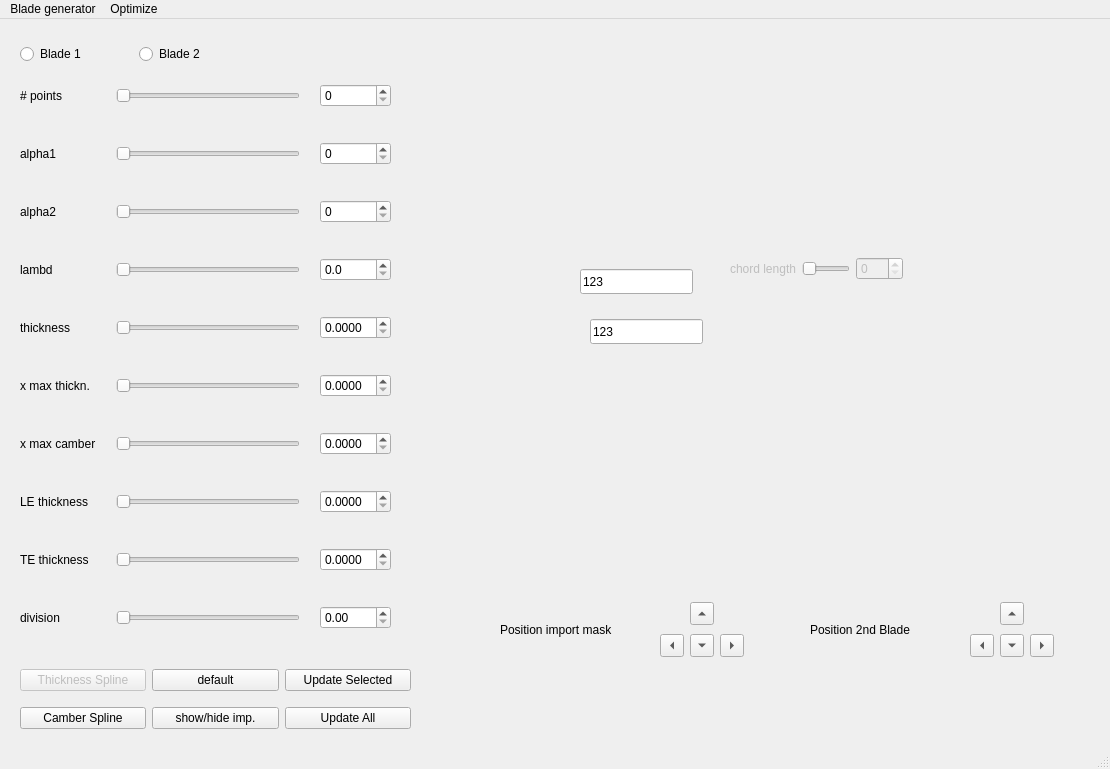
This is module/UI/qtdesigner/mainwindow.ui in badabush/Blade-Optimization-Tool as Qt 5 draws it before an edit. The edited form follows.
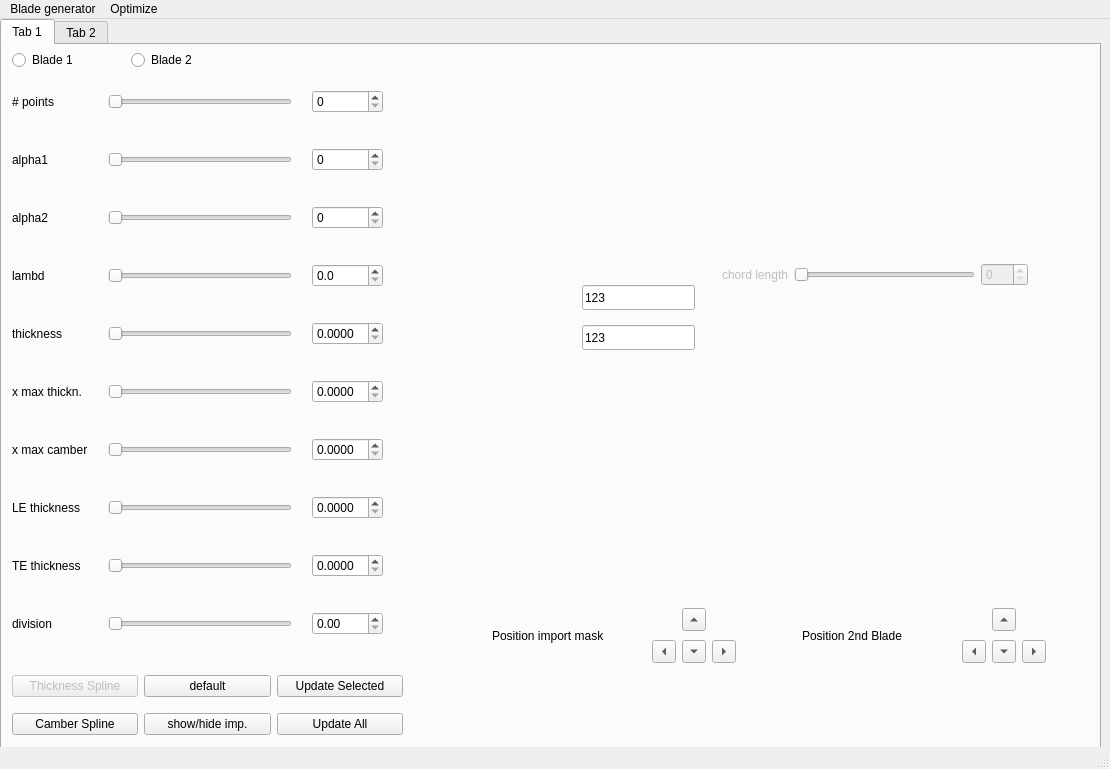
This is the edited form.

Commit message: creating GUI tabs, moving bladegen stuff to tab:BladeDesigner

```diff
--- a/module/UI/qtdesigner/mainwindow.ui
+++ b/module/UI/qtdesigner/mainwindow.ui
@@ -14,11 +14,53 @@
    <string>Blade Optimization Tool</string>
   </property>
   <widget class="QWidget" name="centralwidget">
+   <widget class="QTabWidget" name="tabWidget">
+    <property name="geometry">
+     <rect>
+      <x>0</x>
+      <y>0</y>
+      <width>1101</width>
+      <height>741</height>
+     </rect>
+    </property>
+    <property name="currentIndex">
+     <number>0</number>
+    </property>
+    <widget class="QWidget" name="tab_bladedesign">
+     <attribute name="title">
+      <string>Tab 1</string>
+     </attribute>
+     <widget class="QWidget" name="horizontalLayoutWidget_2">
+      <property name="geometry">
+       <rect>
+        <x>10</x>
+        <y>0</y>
+        <width>232</width>
+        <height>31</height>
+       </rect>
+      </property>
+      <layout class="QHBoxLayout" name="horizontalLayout_3">
+       <item>
+        <widget class="QRadioButton" name="radio_blade1">
+         <property name="text">
+          <string>Blade 1</string>
+         </property>
+        </widget>
+       </item>
+       <item>
+        <widget class="QRadioButton" name="radio_blade2">
+         <property name="text">
+          <string>Blade 2</string>
+         </property>
+        </widget>
+       </item>
+      </layout>
+     </widget>
    <widget class="QWidget" name="gridLayoutWidget">
     <property name="geometry">
      <rect>
-      <x>20</x>
-      <y>60</y>
+        <x>10</x>
+        <y>40</y>
       <width>371</width>
       <height>562</height>
      </rect>
@@ -302,121 +344,76 @@
      </item>
     </layout>
    </widget>
-   <widget class="QWidget" name="fig_widget" native="true">
+     <widget class="QWidget" name="layoutWidget_2">
     <property name="geometry">
      <rect>
-      <x>500</x>
-      <y>20</y>
-      <width>581</width>
-      <height>551</height>
-     </rect>
-    </property>
-    <widget class="QLineEdit" name="returned_values">
-     <property name="geometry">
-      <rect>
-       <x>80</x>
-       <y>230</y>
-       <width>113</width>
-       <height>25</height>
-      </rect>
-     </property>
+        <x>650</x>
+        <y>560</y>
+        <width>86</width>
+        <height>61</height>
+       </rect>
+      </property>
+      <layout class="QGridLayout" name="gridP2_3">
+       <item row="1" column="2">
+        <widget class="QToolButton" name="btn_in_right">
      <property name="text">
-      <string>123</string>
-     </property>
-    </widget>
-    <widget class="QWidget" name="horizontalLayoutWidget">
-     <property name="geometry">
-      <rect>
-       <x>230</x>
-       <y>190</y>
-       <width>173</width>
-       <height>80</height>
-      </rect>
-     </property>
-     <layout class="QHBoxLayout" name="horizontalLayout_2">
-      <item>
-       <widget class="QLabel" name="label_8">
-        <property name="enabled">
-         <bool>false</bool>
-        </property>
+          <string/>
+         </property>
+         <property name="arrowType">
+          <enum>Qt::RightArrow</enum>
+         </property>
+        </widget>
+       </item>
+       <item row="0" column="1">
+        <widget class="QToolButton" name="btn_in_up">
         <property name="text">
-         <string>chord length</string>
-        </property>
-       </widget>
-      </item>
-      <item>
-       <widget class="QSlider" name="slider_lchord">
-        <property name="enabled">
-         <bool>false</bool>
-        </property>
-        <property name="orientation">
-         <enum>Qt::Horizontal</enum>
+          <string/>
+         </property>
+         <property name="arrowType">
+          <enum>Qt::UpArrow</enum>
+         </property>
+        </widget>
+       </item>
+       <item row="1" column="0">
+        <widget class="QToolButton" name="btn_in_left">
+         <property name="text">
+          <string/>
+         </property>
+         <property name="arrowType">
+          <enum>Qt::LeftArrow</enum>
         </property>
        </widget>
       </item>
-      <item>
-       <widget class="QDoubleSpinBox" name="val_lchord">
-        <property name="enabled">
-         <bool>false</bool>
-        </property>
-        <property name="decimals">
-         <number>0</number>
-        </property>
-        <property name="singleStep">
-         <double>0.000000000000000</double>
-        </property>
+       <item row="1" column="1">
+        <widget class="QToolButton" name="btn_in_down">
+         <property name="text">
+          <string/>
+         </property>
+         <property name="arrowType">
+          <enum>Qt::DownArrow</enum>
+         </property>
        </widget>
       </item>
      </layout>
-     <zorder>slider_lchord</zorder>
-     <zorder>label_8</zorder>
-     <zorder>val_lchord</zorder>
-    </widget>
-    <widget class="QLineEdit" name="returned_values_th">
+     </widget>
+     <widget class="QLabel" name="label_pos_in">
      <property name="geometry">
       <rect>
-       <x>90</x>
-       <y>280</y>
-       <width>113</width>
-       <height>25</height>
+        <x>490</x>
+        <y>570</y>
+        <width>151</width>
+        <height>41</height>
       </rect>
      </property>
      <property name="text">
-      <string>123</string>
-     </property>
-    </widget>
-   </widget>
-   <widget class="QWidget" name="horizontalLayoutWidget_2">
-    <property name="geometry">
-     <rect>
-      <x>20</x>
-      <y>20</y>
-      <width>232</width>
-      <height>31</height>
-     </rect>
-    </property>
-    <layout class="QHBoxLayout" name="horizontalLayout_3">
-     <item>
-      <widget class="QRadioButton" name="radio_blade1">
-       <property name="text">
-        <string>Blade 1</string>
-       </property>
-      </widget>
-     </item>
-     <item>
-      <widget class="QRadioButton" name="radio_blade2">
-       <property name="text">
-        <string>Blade 2</string>
-       </property>
-      </widget>
-     </item>
-    </layout>
+       <string>Position import mask</string>
+      </property>
    </widget>
    <widget class="QWidget" name="gridLayoutWidget_3">
     <property name="geometry">
      <rect>
-      <x>20</x>
-      <y>640</y>
+        <x>10</x>
+        <y>620</y>
       <width>391</width>
       <height>80</height>
      </rect>
@@ -478,8 +475,8 @@
    <widget class="QWidget" name="layoutWidget">
     <property name="geometry">
      <rect>
-      <x>970</x>
-      <y>580</y>
+        <x>960</x>
+        <y>560</y>
       <width>86</width>
       <height>61</height>
      </rect>
@@ -527,11 +524,95 @@
      </item>
     </layout>
    </widget>
+     <widget class="QWidget" name="fig_widget" native="true">
+      <property name="geometry">
+       <rect>
+        <x>490</x>
+        <y>0</y>
+        <width>581</width>
+        <height>551</height>
+       </rect>
+      </property>
+      <widget class="QLineEdit" name="returned_values">
+       <property name="geometry">
+        <rect>
+         <x>90</x>
+         <y>240</y>
+         <width>113</width>
+         <height>25</height>
+        </rect>
+       </property>
+       <property name="text">
+        <string>123</string>
+       </property>
+      </widget>
+      <widget class="QWidget" name="horizontalLayoutWidget">
+       <property name="geometry">
+        <rect>
+         <x>230</x>
+         <y>190</y>
+         <width>306</width>
+         <height>80</height>
+        </rect>
+       </property>
+       <layout class="QHBoxLayout" name="horizontalLayout_2">
+        <item>
+         <widget class="QLabel" name="label_8">
+          <property name="enabled">
+           <bool>false</bool>
+          </property>
+          <property name="text">
+           <string>chord length</string>
+          </property>
+         </widget>
+        </item>
+        <item>
+         <widget class="QSlider" name="slider_lchord">
+          <property name="enabled">
+           <bool>false</bool>
+          </property>
+          <property name="orientation">
+           <enum>Qt::Horizontal</enum>
+          </property>
+         </widget>
+        </item>
+        <item>
+         <widget class="QDoubleSpinBox" name="val_lchord">
+          <property name="enabled">
+           <bool>false</bool>
+          </property>
+          <property name="decimals">
+           <number>0</number>
+          </property>
+          <property name="singleStep">
+           <double>0.000000000000000</double>
+          </property>
+         </widget>
+        </item>
+       </layout>
+       <zorder>slider_lchord</zorder>
+       <zorder>label_8</zorder>
+       <zorder>val_lchord</zorder>
+      </widget>
+      <widget class="QLineEdit" name="returned_values_th">
+       <property name="geometry">
+        <rect>
+         <x>90</x>
+         <y>280</y>
+         <width>113</width>
+         <height>25</height>
+        </rect>
+       </property>
+       <property name="text">
+        <string>123</string>
+       </property>
+      </widget>
+     </widget>
    <widget class="QLabel" name="label_pos_b2">
     <property name="geometry">
      <rect>
-      <x>810</x>
-      <y>590</y>
+        <x>800</x>
+        <y>570</y>
       <width>141</width>
       <height>41</height>
      </rect>
@@ -540,70 +621,12 @@
      <string>Position 2nd Blade</string>
     </property>
    </widget>
-   <widget class="QLabel" name="label_pos_in">
-    <property name="geometry">
-     <rect>
-      <x>500</x>
-      <y>590</y>
-      <width>151</width>
-      <height>41</height>
-     </rect>
-    </property>
-    <property name="text">
-     <string>Position import mask</string>
-    </property>
-   </widget>
-   <widget class="QWidget" name="layoutWidget_2">
-    <property name="geometry">
-     <rect>
-      <x>660</x>
-      <y>580</y>
-      <width>86</width>
-      <height>61</height>
-     </rect>
-    </property>
-    <layout class="QGridLayout" name="gridP2_3">
-     <item row="1" column="2">
-      <widget class="QToolButton" name="btn_in_right">
-       <property name="text">
-        <string/>
-       </property>
-       <property name="arrowType">
-        <enum>Qt::RightArrow</enum>
-       </property>
-      </widget>
-     </item>
-     <item row="0" column="1">
-      <widget class="QToolButton" name="btn_in_up">
-       <property name="text">
-        <string/>
-       </property>
-       <property name="arrowType">
-        <enum>Qt::UpArrow</enum>
-       </property>
-      </widget>
-     </item>
-     <item row="1" column="0">
-      <widget class="QToolButton" name="btn_in_left">
-       <property name="text">
-        <string/>
-       </property>
-       <property name="arrowType">
-        <enum>Qt::LeftArrow</enum>
-       </property>
-      </widget>
-     </item>
-     <item row="1" column="1">
-      <widget class="QToolButton" name="btn_in_down">
-       <property name="text">
-        <string/>
-       </property>
-       <property name="arrowType">
-        <enum>Qt::DownArrow</enum>
-       </property>
-      </widget>
-     </item>
-    </layout>
+    </widget>
+    <widget class="QWidget" name="tab_optimizer">
+     <attribute name="title">
+      <string>Tab 2</string>
+     </attribute>
+    </widget>
    </widget>
   </widget>
   <widget class="QMenuBar" name="menubar">
```
Lines whose indentation alone changed are shown as unchanged. The commit also changes 1 other file.
